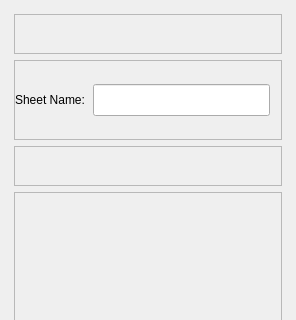
This is gui/uis/columns/left_column.ui in almogze/PSI as Qt 5 draws it before an edit; both pictures show x 0 to 296 and y 0 to 320 of the 296 by 641 pixel window. The edited form follows.
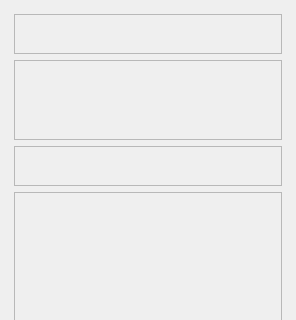
This is the edited form.

Patch:
```diff
--- a/gui/uis/columns/left_column.ui
+++ b/gui/uis/columns/left_column.ui
@@ -379,76 +379,6 @@
           <property name="leftMargin">
            <number>0</number>
           </property>
-          <item>
-           <widget class="QLabel" name="label_sheet_name">
-            <property name="maximumSize">
-             <size>
-              <width>80</width>
-              <height>40</height>
-             </size>
-            </property>
-            <property name="text">
-             <string>Sheet Name:</string>
-            </property>
-           </widget>
-          </item>
-          <item>
-           <widget class="QFrame" name="frame_sheet_name_text">
-            <property name="minimumSize">
-             <size>
-              <width>40</width>
-              <height>40</height>
-             </size>
-            </property>
-            <property name="maximumSize">
-             <size>
-              <width>16777215</width>
-              <height>40</height>
-             </size>
-            </property>
-            <property name="frameShape">
-             <enum>QFrame::NoFrame</enum>
-            </property>
-            <property name="frameShadow">
-             <enum>QFrame::Raised</enum>
-            </property>
-            <layout class="QHBoxLayout" name="horizontalLayout_2" stretch="0">
-             <property name="spacing">
-              <number>0</number>
-             </property>
-             <property name="leftMargin">
-              <number>2</number>
-             </property>
-             <property name="topMargin">
-              <number>4</number>
-             </property>
-             <property name="rightMargin">
-              <number>2</number>
-             </property>
-             <property name="bottomMargin">
-              <number>4</number>
-             </property>
-             <item>
-              <widget class="QLineEdit" name="lineEdit_sheet_name">
-               <property name="enabled">
-                <bool>true</bool>
-               </property>
-               <property name="sizePolicy">
-                <sizepolicy hsizetype="Expanding" vsizetype="Preferred">
-                 <horstretch>0</horstretch>
-                 <verstretch>0</verstretch>
-                </sizepolicy>
-               </property>
-               <property name="font">
-                <font>
-                 <pointsize>11</pointsize>
-                </font>
-               </property>
-              </widget>
-             </item>
-            </layout>
-           </widget>
-          </item>
          </layout>
         </widget>
        </item>
```
